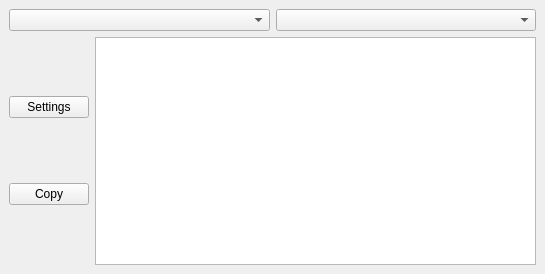
Before: the Qt Designer form qgisSpectre_dockwidget_base.ui in sickel/qgisSpectre, drawn with Qt 5.
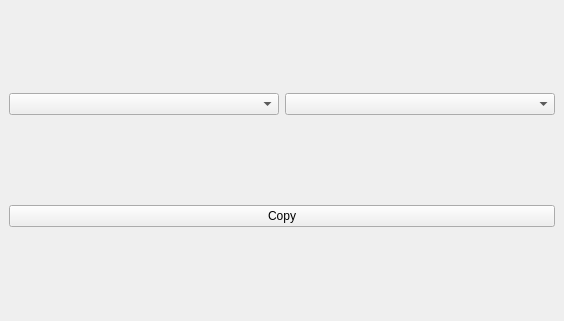
After: the same form once the commit is applied.

```diff
--- a/qgisSpectre_dockwidget_base.ui
+++ b/qgisSpectre_dockwidget_base.ui
@@ -6,8 +6,8 @@
    <rect>
     <x>0</x>
     <y>0</y>
-    <width>545</width>
-    <height>274</height>
+    <width>564</width>
+    <height>321</height>
    </rect>
   </property>
   <property name="windowTitle">
@@ -34,16 +34,7 @@
     <item row="2" column="0">
      <layout class="QHBoxLayout" name="horizontalLayout_2">
       <item>
-       <layout class="QVBoxLayout" name="verticalLayout">
-        <property name="sizeConstraint">
-         <enum>QLayout::SetFixedSize</enum>
-        </property>
-        <item>
-         <widget class="QPushButton" name="pBSettings">
-          <property name="text">
-           <string>Settings</string>
-          </property>
-         </widget>
+       <layout class="QVBoxLayout" name="verticalLayout"/>
         </item>
         <item>
          <widget class="QPushButton" name="pBCopy">
@@ -51,11 +42,6 @@
            <string>Copy</string>
           </property>
          </widget>
-        </item>
-       </layout>
-      </item>
-      <item>
-       <widget class="QGraphicsView" name="graphicsView"/>
       </item>
      </layout>
     </item>
```
Left out of the diff: 2 changed lines with no effect on the pictures. Lines whose indentation alone changed are shown as unchanged.
